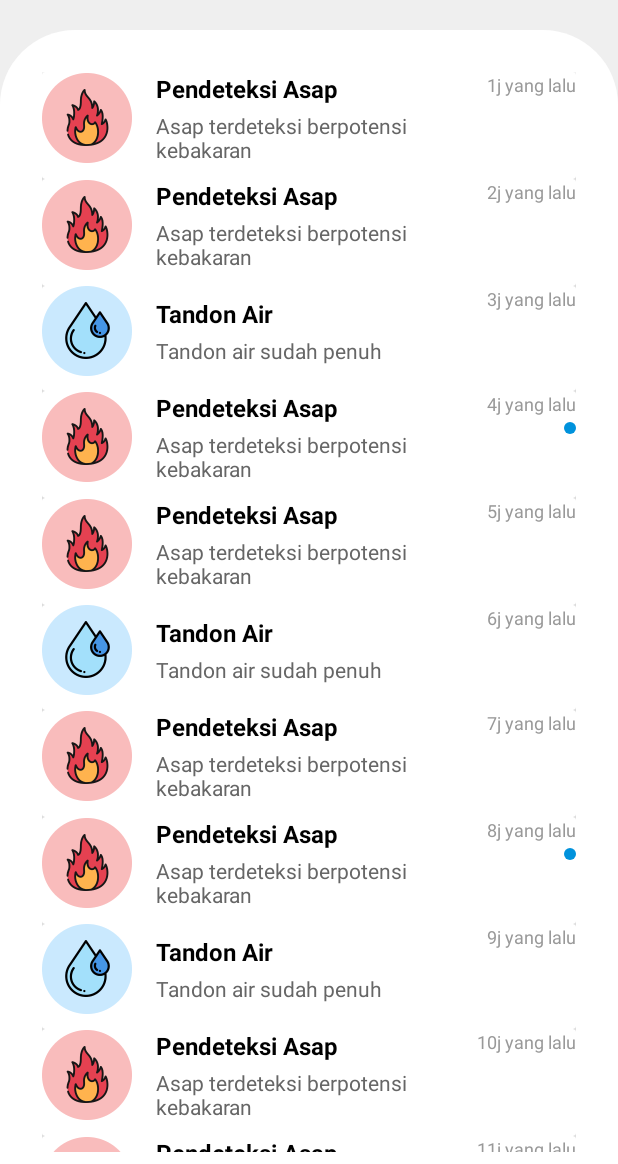
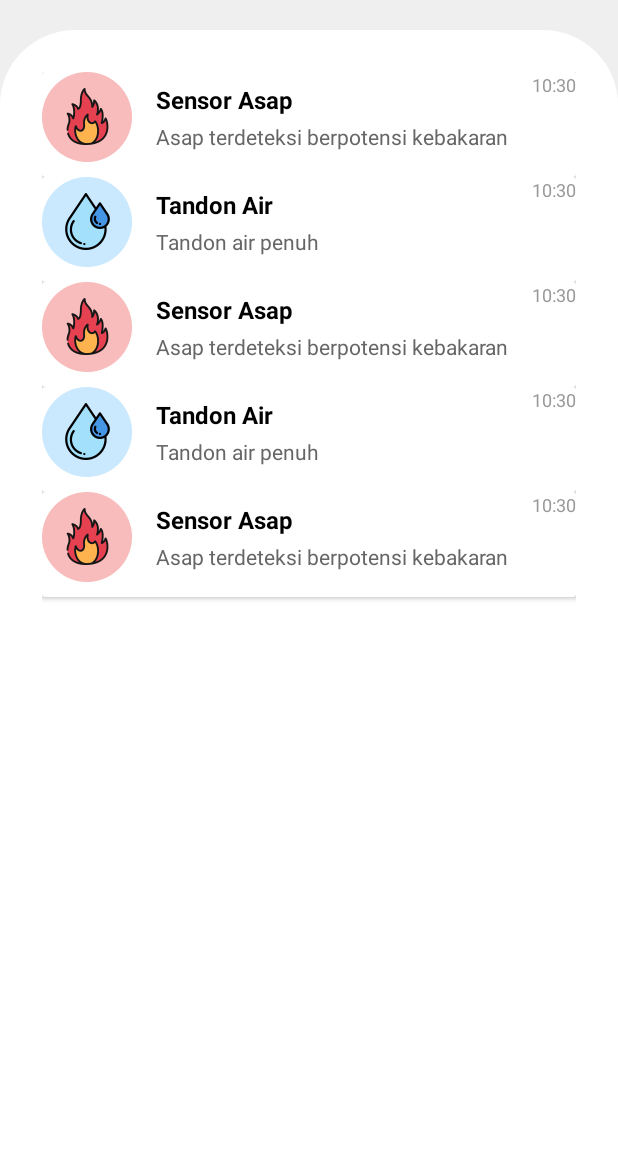
Before and after one commit to nuhgroh2004/smartHome, an Android app: the screen it shows after launch (NotificationActivity), after a tap on an icon or button, on a phone screen of 412 x 824 dp, the part 72-1236 px from its top. Run offline under Robolectric (Android 15) with nearby library versions, the phone set to English and light mode, and no system bars; our stand-ins replace Firebase (no records; nobody signed in at launch, a user with empty details on screens opened directly); 1 statement that could not run was skipped.

Commit message:
NotificationActivity [visualisasi histori notifikasi yang diterima]

```diff
--- a/app/build.gradle.kts
+++ b/app/build.gradle.kts
@@ -61,4 +61,5 @@ dependencies {
     implementation("androidx.cardview:cardview:1.0.0")
     implementation("androidx.fragment:fragment-ktx:1.6.1")
     implementation("androidx.lifecycle:lifecycle-runtime-ktx:2.7.0")
+    implementation("com.google.code.gson:gson:2.10.1")
 }
--- a/app/src/main/java/com/example/smarthome/AppFirebaseMessagingService.kt
+++ b/app/src/main/java/com/example/smarthome/AppFirebaseMessagingService.kt
@@ -55,6 +55,10 @@ class AppFirebaseMessagingService : FirebaseMessagingService() {
                 ?: remoteMessage.data["message"]
                 ?: ""
 
+            // Simpan notifikasi ke database lokal
+            val notificationDb = NotificationDatabase(this)
+            notificationDb.saveNotification(title, body)
+
             // Build intent to open NotificationActivity when user taps the notification
             val intent = Intent(this, NotificationActivity::class.java)
             intent.addFlags(Intent.FLAG_ACTIVITY_CLEAR_TOP)
--- a/app/src/main/java/com/example/smarthome/HomeActivity.kt
+++ b/app/src/main/java/com/example/smarthome/HomeActivity.kt
@@ -25,13 +25,14 @@ import android.view.View
 import android.animation.ObjectAnimator
 import android.animation.AnimatorSet
 
-class HomeActivity : AppCompatActivity() {
+class HomeActivity : AppCompatActivity(), NotificationDatabase.OnNotificationChangeListener {
     private lateinit var binding: ActivityHomeBinding
     private var doubleBackToExitPressedOnce = false
 
     private lateinit var firebase:FirebaseDatabase
     // Add dispatcher callback reference
     private lateinit var backPressedCallback: OnBackPressedCallback
+    private lateinit var notificationDb: NotificationDatabase
 
     // Permission launcher for POST_NOTIFICATIONS (Android 13+)
     private val requestNotificationPermissionLauncher =
@@ -52,6 +53,12 @@ class HomeActivity : AppCompatActivity() {
 
         // Request notification permission on Android 13+
         requestNotificationPermissionIfNeeded()
+
+        // Inisialisasi notification database
+        notificationDb = NotificationDatabase(this)
+
+        // Register listener untuk update real-time
+        NotificationDatabase.addListener(this)
 
         ViewCompat.setOnApplyWindowInsetsListener(binding.main) { v, insets ->
             val systemBars = insets.getInsets(WindowInsetsCompat.Type.systemBars())
@@ -123,6 +130,31 @@ class HomeActivity : AppCompatActivity() {
         /* ------------------------ fungsional untuk tombol berpidah activity -------------------------- */
     }
 
+    // Callback dari listener saat ada perubahan notifikasi
+    override fun onNotificationChanged() {
+        // Update badge di UI thread
+        runOnUiThread {
+            updateNotificationBadge()
+        }
+    }
+
+    override fun onResume() {
+        super.onResume()
+        // Update badge setiap kali activity muncul
+        updateNotificationBadge()
+    }
+
+    private fun updateNotificationBadge() {
+        val unreadCount = notificationDb.getUnreadCount()
+
+        if (unreadCount > 0) {
+            binding.tvNotificationBadge.visibility = View.VISIBLE
+            binding.tvNotificationBadge.text = if (unreadCount > 99) "99+" else unreadCount.toString()
+        } else {
+            binding.tvNotificationBadge.visibility = View.GONE
+        }
+    }
+
     private fun requestNotificationPermissionIfNeeded() {
         if (Build.VERSION.SDK_INT >= Build.VERSION_CODES.TIRAMISU) {
             when {
@@ -179,6 +211,8 @@ class HomeActivity : AppCompatActivity() {
 
     override fun onDestroy() {
         super.onDestroy()
+        // Unregister listener saat activity di destroy
+        NotificationDatabase.removeListener(this)
         if (this::backPressedCallback.isInitialized) backPressedCallback.remove()
     }
 
--- a/app/src/main/java/com/example/smarthome/NotificationActivity.kt
+++ b/app/src/main/java/com/example/smarthome/NotificationActivity.kt
@@ -1,23 +1,21 @@
 package com.example.smarthome
 
-import android.content.Intent
 import android.os.Bundle
+import android.os.Handler
+import android.os.Looper
 import androidx.activity.enableEdgeToEdge
 import androidx.appcompat.app.AppCompatActivity
 import androidx.core.view.ViewCompat
 import androidx.core.view.WindowInsetsCompat
 import androidx.recyclerview.widget.LinearLayoutManager
 import androidx.recyclerview.widget.RecyclerView
-import com.example.smarthome.databinding.ActivityMonitoringTandonAirBinding
 import com.example.smarthome.databinding.ActivityNotificationBinding
-import com.example.smarthome.model.NotificationModel
-import java.text.SimpleDateFormat
-import java.util.*
 
 class NotificationActivity : AppCompatActivity() {
     private lateinit var binding: ActivityNotificationBinding
     private lateinit var recyclerView: RecyclerView
     private lateinit var notificationAdapter: NotificationAdapter
+    private lateinit var notificationDb: NotificationDatabase
 
     override fun onCreate(savedInstanceState: Bundle?) {
         super.onCreate(savedInstanceState)
@@ -30,16 +28,37 @@ class NotificationActivity : AppCompatActivity() {
             insets
         }
 
+        // Inisialisasi database
+        notificationDb = NotificationDatabase(this)
+
         setupRecyclerView()
 
         // Setup back button
-        findViewById<android.widget.ImageView>(R.id.btn_back).setOnClickListener {
+        binding.btnBack.setOnClickListener {
             finish()
         }
+    }
 
+    override fun onResume() {
+        super.onResume()
+        // Refresh data setiap kali activity muncul
+        loadNotifications()
+        // Mark semua notifikasi sebagai sudah dibaca saat user melihat halaman ini
+        markAllNotificationsAsRead()
+    }
 
-        binding.btnBack.setOnClickListener {
-            finish()
+    private fun markAllNotificationsAsRead() {
+        // Ambil semua notifikasi yang belum dibaca
+        val notifications = notificationDb.getAllNotifications()
+        val hasUnread = notifications.any { !it.isRead }
+
+        if (hasUnread) {
+            // Mark semua sebagai sudah dibaca
+            notificationDb.markAllAsRead()
+            // Refresh UI untuk menghilangkan unread indicator
+            Handler(Looper.getMainLooper()).postDelayed({
+                loadNotifications()
+            }, 300) // Delay sedikit agar transisi terlihat smooth
         }
     }
 
@@ -47,64 +66,43 @@ class NotificationActivity : AppCompatActivity() {
         recyclerView = findViewById(R.id.rv_notifications)
         recyclerView.layoutManager = LinearLayoutManager(this)
 
-        val notifications = generateDummyNotifications()
-        notificationAdapter = NotificationAdapter(notifications)
+        // Buat adapter tanpa callback click karena tidak diperlukan lagi
+        notificationAdapter = NotificationAdapter(emptyList()) { notification ->
+            // Item click handler - bisa dikosongkan atau digunakan untuk aksi lain
+            // Tidak perlu mark as read karena sudah otomatis saat activity dibuka
+        }
         recyclerView.adapter = notificationAdapter
+
+        // Load notifikasi dari database
+        loadNotifications()
     }
 
-    private fun generateDummyNotifications(): List<NotificationModel> {
-        val notifications = mutableListOf<NotificationModel>()
-        val calendar = Calendar.getInstance()
+    private fun loadNotifications() {
+        // Ambil semua notifikasi dari database lokal
+        val notifications = notificationDb.getAllNotifications()
 
-        // Generate 50 dummy notifications untuk testing scroll
-        for (i in 1..50) {
-            val isWaterNotification = i % 3 == 0 // Setiap 3 item akan jadi notifikasi air
-
-            if (isWaterNotification) {
-                notifications.add(
-                    NotificationModel(
-                        id = i,
-                        title = "Tandon Air",
-                        message = "Tandon air sudah penuh",
-                        timestamp = generateTimestamp(calendar, i),
-                        isRead = i % 5 != 0 // Setiap 5 item akan unread
-                    )
-                )
-            } else {
-                notifications.add(
-                    NotificationModel(
-                        id = i,
-                        title = "Pendeteksi Asap",
-                        message = "Asap terdeteksi berpotensi kebakaran",
-                        timestamp = generateTimestamp(calendar, i),
-                        isRead = i % 4 != 0 // Setiap 4 item akan unread
-                    )
-                )
-            }
+        // Jika tidak ada data di database, generate dummy data untuk testing
+        if (notifications.isEmpty()) {
+            generateDummyNotifications()
+            // Ambil lagi setelah generate dummy
+            notificationAdapter.updateData(notificationDb.getAllNotifications())
+        } else {
+            notificationAdapter.updateData(notifications)
         }
-
-        return notifications.sortedBy { it.id } // Sort terbaru dulu (id kecil = terbaru)
     }
 
-    private fun generateTimestamp(calendar: Calendar, index: Int): String {
-        calendar.add(Calendar.HOUR_OF_DAY, -index) // Mundur beberapa jam untuk setiap item
+    private fun generateDummyNotifications() {
+        // Generate dummy data untuk testing (hanya jika database kosong)
+        val dummyData = listOf(
+            "Sensor Asap" to "Asap terdeteksi berpotensi kebakaran",
+            "Tandon Air" to "Tandon air penuh",
+            "Sensor Asap" to "Asap terdeteksi berpotensi kebakaran",
+            "Tandon Air" to "Tandon air penuh",
+            "Sensor Asap" to "Asap terdeteksi berpotensi kebakaran"
+        )
 
-        val now = Calendar.getInstance()
-        val diff = now.timeInMillis - calendar.timeInMillis
-        val hours = diff / (1000 * 60 * 60)
-        val days = hours / 24
-
-        return when {
-            hours < 1 -> "Baru saja"
-            hours < 24 -> "${hours}j yang lalu"
-            days == 1L -> "Kemarin"
-            days < 30 -> "${days} hari lalu"
-            else -> {
-                val sdf = SimpleDateFormat("dd MMM", Locale.getDefault())
-                sdf.format(calendar.time)
-            }
-        }.also {
-            calendar.add(Calendar.HOUR_OF_DAY, index) // Reset calendar
+        dummyData.forEach { (title, message) ->
+            notificationDb.saveNotification(title, message)
         }
     }
 }
--- a/app/src/main/java/com/example/smarthome/NotificationAdapter.kt
+++ b/app/src/main/java/com/example/smarthome/NotificationAdapter.kt
@@ -9,7 +9,8 @@ import androidx.recyclerview.widget.RecyclerView
 import com.example.smarthome.model.NotificationModel
 
 class NotificationAdapter(
-    private val notifications: List<NotificationModel>
+    private var notifications: List<NotificationModel>,
+    private val onItemClick: (NotificationModel) -> Unit
 ) : RecyclerView.Adapter<NotificationAdapter.NotificationViewHolder>() {
 
     inner class NotificationViewHolder(itemView: View) : RecyclerView.ViewHolder(itemView) {
@@ -35,11 +36,12 @@ class NotificationAdapter(
 
         // Set icon berdasarkan title atau tipe notifikasi
         when {
-            notification.title.contains("Tandon", ignoreCase = true) -> {
+            notification.title.contains("Tandon", ignoreCase = true) ||
+            notification.title.contains("Air", ignoreCase = true) -> {
                 holder.iconImageView.setImageResource(R.drawable.notification_toren_air_img)
             }
             notification.title.contains("Asap", ignoreCase = true) ||
-            notification.title.contains("Pening", ignoreCase = true) -> {
+            notification.title.contains("Sensor", ignoreCase = true) -> {
                 holder.iconImageView.setImageResource(R.drawable.notification_asap_img)
             }
             else -> {
@@ -47,9 +49,20 @@ class NotificationAdapter(
             }
         }
 
-        // Show/hide unread indicator
+        // Show/hide unread indicator berdasarkan status isRead
         holder.unreadIndicator.visibility = if (notification.isRead) View.GONE else View.VISIBLE
+
+        // Handle click untuk mark as read
+        holder.itemView.setOnClickListener {
+            onItemClick(notification)
+        }
     }
 
     override fun getItemCount(): Int = notifications.size
+
+    // Method untuk update data
+    fun updateData(newNotifications: List<NotificationModel>) {
+        notifications = newNotifications
+        notifyDataSetChanged()
+    }
 }
--- /dev/null
+++ b/app/src/main/java/com/example/smarthome/NotificationDatabase.kt
@@ -0,0 +1,168 @@
+package com.example.smarthome
+
+import android.content.Context
+import android.content.SharedPreferences
+import com.example.smarthome.model.NotificationModel
+import com.google.gson.Gson
+import com.google.gson.reflect.TypeToken
+import java.text.SimpleDateFormat
+import java.util.*
+
+class NotificationDatabase(context: Context) {
+    private val sharedPreferences: SharedPreferences =
+        context.getSharedPreferences("notification_history", Context.MODE_PRIVATE)
+    private val gson = Gson()
+
+    companion object {
+        private const val KEY_NOTIFICATIONS = "notifications"
+        private const val KEY_LAST_ID = "last_id"
+
+        // Listener untuk perubahan notifikasi
+        private val listeners = mutableListOf<OnNotificationChangeListener>()
+
+        fun addListener(listener: OnNotificationChangeListener) {
+            if (!listeners.contains(listener)) {
+                listeners.add(listener)
+            }
+        }
+
+        fun removeListener(listener: OnNotificationChangeListener) {
+            listeners.remove(listener)
+        }
+
+        private fun notifyListeners() {
+            listeners.forEach { it.onNotificationChanged() }
+        }
+    }
+
+    // Interface untuk listener
+    interface OnNotificationChangeListener {
+        fun onNotificationChanged()
+    }
+
+    // Menyimpan notifikasi baru
+    fun saveNotification(title: String, message: String): NotificationModel {
+        val notifications = getAllNotifications().toMutableList()
+
+        // Generate ID baru
+        val newId = getNextId()
+
+        // Buat timestamp
+        val timestamp = generateTimestamp(0)
+
+        // Buat notifikasi baru dengan status unread
+        val notification = NotificationModel(
+            id = newId,
+            title = title,
+            message = message,
+            timestamp = timestamp,
+            isRead = false
+        )
+
+        // Tambahkan ke list (paling atas)
+        notifications.add(0, notification)
+
+        // Simpan ke SharedPreferences
+        saveAllNotifications(notifications)
+
+        // Notify semua listeners
+        notifyListeners()
+
+        return notification
+    }
+
+    // Ambil semua notifikasi
+    fun getAllNotifications(): List<NotificationModel> {
+        val json = sharedPreferences.getString(KEY_NOTIFICATIONS, null) ?: return emptyList()
+        val type = object : TypeToken<List<NotificationModel>>() {}.type
+        return gson.fromJson(json, type)
+    }
+
+    // Tandai notifikasi sebagai sudah dibaca
+    fun markAsRead(notificationId: Int) {
+        val notifications = getAllNotifications().toMutableList()
+        val index = notifications.indexOfFirst { it.id == notificationId }
+
+        if (index != -1) {
+            notifications[index] = notifications[index].copy(isRead = true)
+            saveAllNotifications(notifications)
+            notifyListeners()
+        }
+    }
+
+    // Tandai semua notifikasi sebagai sudah dibaca
+    fun markAllAsRead() {
+        val notifications = getAllNotifications().map { it.copy(isRead = true) }
+        saveAllNotifications(notifications)
+        notifyListeners()
+    }
+
+    // Hapus notifikasi
+    fun deleteNotification(notificationId: Int) {
+        val notifications = getAllNotifications().toMutableList()
+        notifications.removeIf { it.id == notificationId }
+        saveAllNotifications(notifications)
+        notifyListeners()
+    }
+
+    // Hapus semua notifikasi
+    fun clearAll() {
+        sharedPreferences.edit().clear().apply()
+        notifyListeners()
+    }
+
+    // Hitung jumlah notifikasi yang belum dibaca
+    fun getUnreadCount(): Int {
+        return getAllNotifications().count { !it.isRead }
+    }
+
+    // Private helper functions
+    private fun saveAllNotifications(notifications: List<NotificationModel>) {
+        val json = gson.toJson(notifications)
+        sharedPreferences.edit().putString(KEY_NOTIFICATIONS, json).apply()
+    }
+
+    private fun getNextId(): Int {
+        val lastId = sharedPreferences.getInt(KEY_LAST_ID, 0)
+        val newId = lastId + 1
+        sharedPreferences.edit().putInt(KEY_LAST_ID, newId).apply()
+        return newId
+    }
+
+    private fun generateTimestamp(hoursAgo: Int): String {
+        val notificationTime = Calendar.getInstance()
+        notificationTime.add(Calendar.HOUR_OF_DAY, -hoursAgo)
+
+        val now = Calendar.getInstance()
+
+        // Cek apakah notifikasi di hari yang sama
+        val isSameDay = notificationTime.get(Calendar.YEAR) == now.get(Calendar.YEAR) &&
+                notificationTime.get(Calendar.DAY_OF_YEAR) == now.get(Calendar.DAY_OF_YEAR)
+
+        return if (isSameDay) {
+            // Jika masih hari yang sama, tampilkan jam
+            val timeFormat = SimpleDateFormat("HH:mm", Locale("id", "ID"))
+            timeFormat.format(notificationTime.time)
+        } else {
+            // Jika sudah berganti hari, tampilkan tanggal
+            val yesterday = Calendar.getInstance()
+            yesterday.add(Calendar.DAY_OF_YEAR, -1)
+
+            val isYesterday = notificationTime.get(Calendar.YEAR) == yesterday.get(Calendar.YEAR) &&
+                    notificationTime.get(Calendar.DAY_OF_YEAR) == yesterday.get(Calendar.DAY_OF_YEAR)
+
+            when {
+                isYesterday -> "Kemarin"
+                else -> {
+                    // Format: "16 Sep" atau "16 Sep 2024" jika tahun berbeda
+                    val dateFormat = if (notificationTime.get(Calendar.YEAR) == now.get(Calendar.YEAR)) {
+                        SimpleDateFormat("dd MMM", Locale("id", "ID"))
+                    } else {
+                        SimpleDateFormat("dd MMM yyyy", Locale("id", "ID"))
+                    }
+                    dateFormat.format(notificationTime.time)
+                }
+            }
+        }
+    }
+}
```
Also changed, not shown: app/src/main/java/com/example/smarthome/MonitoringListrikActivity.kt (+3 -4 lines), app/src/main/res/drawable/notification_badge_background.xml (renamed from app/src/main/res/drawable/lisrrik_kwh_background.xml, +6 -4 lines), app/src/main/res/layout/activity_home.xml (+27 -8 lines).
